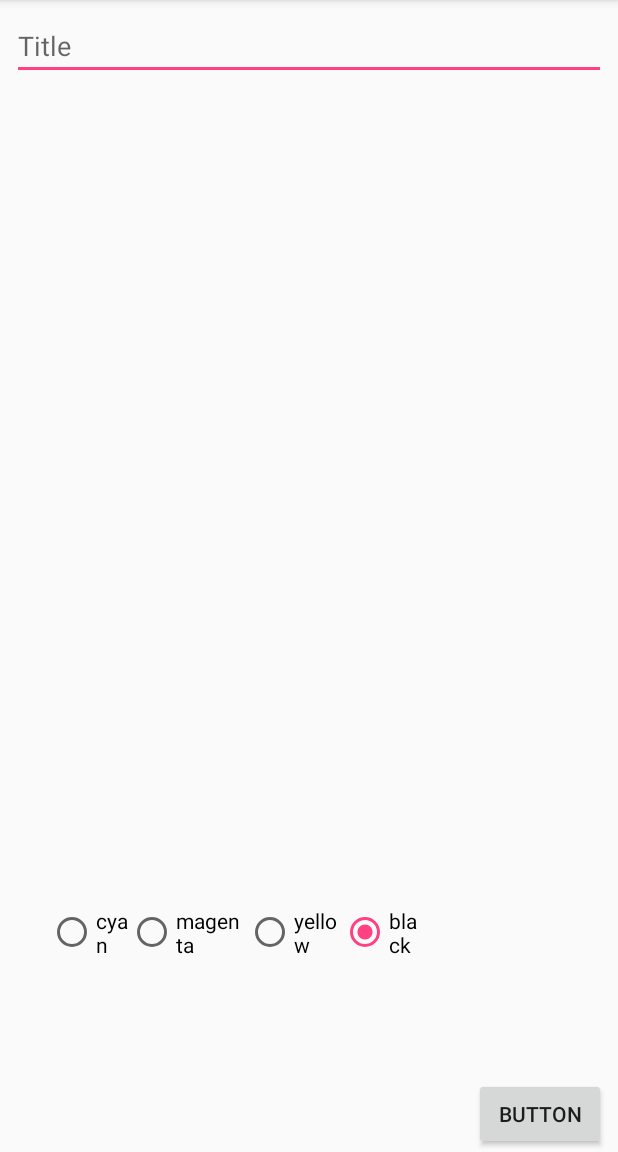
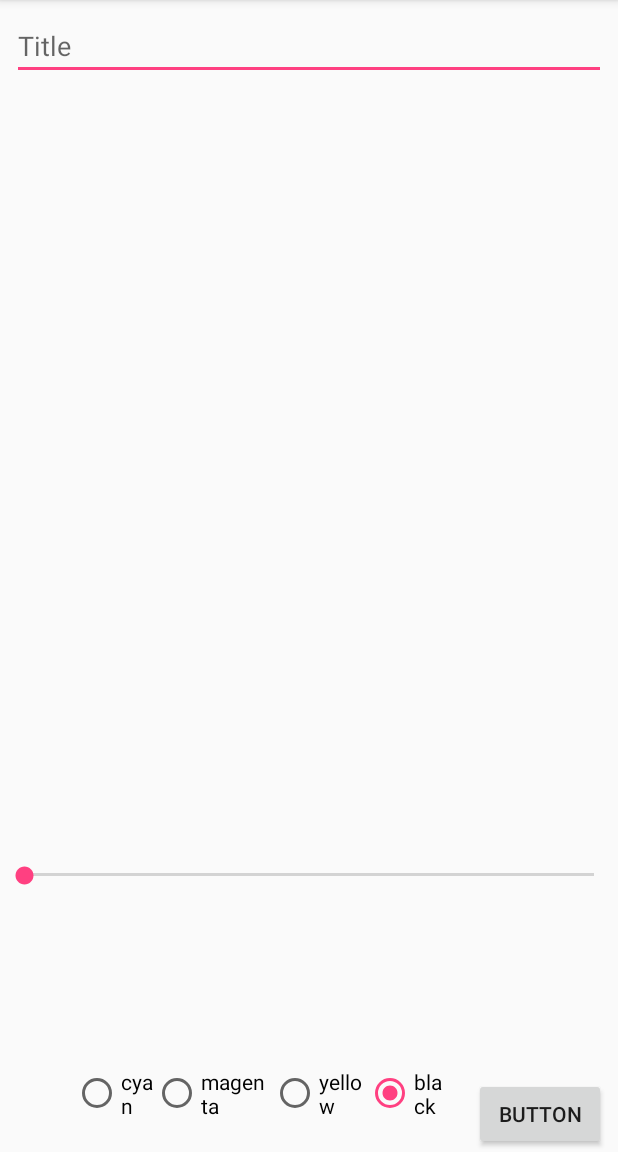
Before and after one commit to JisangYou/ADS_Android_MemoWithRecyclerViewAndORM, an Android app: the DrawActivity screen opened directly, with no data from a screen before it, on a phone screen of 412 x 824 dp, the part 84-1236 px from its top. Run offline under Robolectric (Android 15) with nearby library versions, the phone set to English and light mode, and no system bars; libraries missing offline, so code that uses them is left out: com.j256.ormlite; 1 statement that could not run was skipped.

Commit message:
2018/01/09

```diff
--- a/build.gradle
+++ b/build.gradle
@@ -3,7 +3,7 @@ apply plugin: 'com.android.application'
 
 android {
     compileSdkVersion 26
-    buildToolsVersion "26.0.1"
+    buildToolsVersion '26.0.2'
     defaultConfig {
         applicationId "orgs.androidtown.androidmemoorm"
         minSdkVersion 16
--- a/src/main/java/orgs/androidtown/androidmemoorm/DrawView.java
+++ b/src/main/java/orgs/androidtown/androidmemoorm/DrawView.java
@@ -17,7 +17,7 @@ import java.util.List;
 
 public class DrawView extends View {
     Paint paint;
-    Path currentPath;
+    PathTool currentPath;
 
     List<PathTool> paths = new ArrayList<>();
 
@@ -42,15 +42,18 @@ public class DrawView extends View {
     private void init() {
         paint.setStyle(Paint.Style.STROKE);
         paint.setStrokeWidth(5F);
-        setColor(Color.BLACK);
+        setColor(Color.BLACK,1);
     }
 
-    public void setColor(int color) {
+    public void setColor(int color, int size) {
 
-        PathTool tool = new PathTool();
-        tool.setColor(color);
+        PathTool tool = new PathTool(color, size);
         currentPath = tool;
         paths.add(tool);
+    }
+
+    public void setSize(int size){
+        setColor(currentPath.getColor(), size);
     }
 
 
@@ -104,6 +107,7 @@ public class DrawView extends View {
 //        }
         for (PathTool tool : paths) {
             paint.setColor(tool.getColor());
+            paint.setStrokeWidth(tool.getSize());
             canvas.drawPath(tool, paint);
         }
     }
@@ -113,8 +117,20 @@ public class DrawView extends View {
 
 class PathTool extends Path {
     private int color;
+    private float size;
 
+    public PathTool(int color, float size) {
+        this.color = color;
+        this.size = size;
+    }
 
+    public float getSize() {
+        return size;
+    }
+
+    public void setSize(float size) {
+        this.size = size;
+    }
 
     public void setColor(int color) {
         this.color = color;
--- a/src/main/res/layout/activity_draw.xml
+++ b/src/main/res/layout/activity_draw.xml
@@ -19,24 +19,6 @@
         app:layout_constraintLeft_toLeftOf="parent"
         app:layout_constraintRight_toRightOf="parent"
         app:layout_constraintTop_toTopOf="parent" />
-
-    <FrameLayout
-        android:id="@+id/stage"
-        android:layout_width="366dp"
-        android:layout_height="445dp"
-        android:layout_marginBottom="8dp"
-        android:layout_marginLeft="8dp"
-        android:layout_marginRight="8dp"
-        android:layout_marginTop="8dp"
-        app:layout_constraintBottom_toBottomOf="parent"
-        app:layout_constraintLeft_toLeftOf="parent"
-        app:layout_constraintRight_toRightOf="parent"
-        app:layout_constraintTop_toTopOf="parent"
-        app:layout_constraintVertical_bias="0.083"
-        android:layout_marginStart="8dp"
-        android:layout_marginEnd="8dp">
-
-    </FrameLayout>
 
     <Button
         android:id="@+id/button"
@@ -69,7 +51,9 @@
         android:layout_marginLeft="8dp"
         app:layout_constraintLeft_toLeftOf="parent"
         android:layout_marginStart="8dp"
-        android:layout_marginEnd="8dp">
+        android:layout_marginEnd="8dp"
+        app:layout_constraintHorizontal_bias="0.85"
+        app:layout_constraintVertical_bias="0.965">
 
         <RadioButton
             android:id="@+id/radioButton_cyan"
@@ -100,4 +84,29 @@
             android:checked="false"
             android:text="black" />
     </RadioGroup>
+
+    <SeekBar
+        android:id="@+id/seekBar_size"
+        android:layout_width="0dp"
+        android:layout_height="13dp"
+        android:layout_marginBottom="8dp"
+        android:layout_marginTop="8dp"
+        app:layout_constraintBottom_toTopOf="@+id/radioColor"
+        app:layout_constraintLeft_toLeftOf="parent"
+        app:layout_constraintRight_toRightOf="parent"
+        app:layout_constraintTop_toBottomOf="@+id/stage" />
+
+    <FrameLayout
+        android:id="@+id/stage"
+        android:layout_width="368dp"
+        android:layout_height="393dp"
+        android:layout_marginLeft="8dp"
+        android:layout_marginRight="8dp"
+        android:layout_marginTop="8dp"
+        app:layout_constraintHorizontal_bias="0.0"
+        app:layout_constraintLeft_toLeftOf="parent"
+        app:layout_constraintRight_toRightOf="parent"
+        app:layout_constraintTop_toBottomOf="@+id/editTitle">
+
+    </FrameLayout>
 </android.support.constraint.ConstraintLayout>
```
Also changed, not shown: src/main/java/orgs/androidtown/androidmemoorm/CustomAdapter.java (+14 -9 lines), src/main/java/orgs/androidtown/androidmemoorm/DrawActivity.java (+43 -13 lines), src/main/java/orgs/androidtown/androidmemoorm/MainActivity.java (+1 -17 lines), 2 other files.
